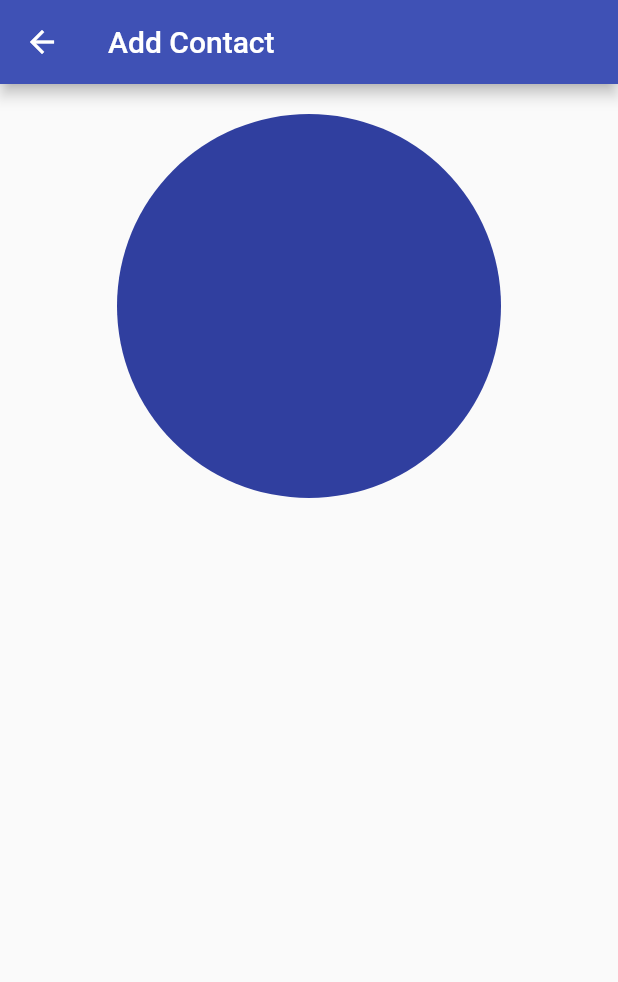
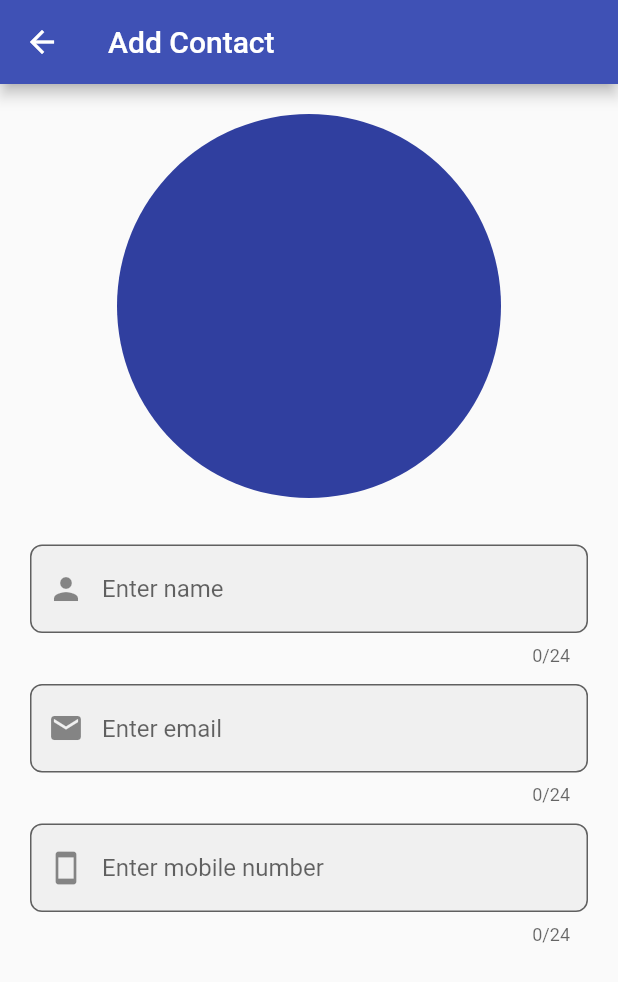
Before and after one commit to mr-cubes/contact-list, a Flutter app: the screen it shows after launch, after a tap on the "person add" icon, on a phone screen of 412 x 824 dp. Shown: the top 982 px of the screen. Run offline on Flutter 3.47's test engine with Material 2 defaults, Android fonts, the phone set to English and light mode, and no system bars; our stand-ins replace file_picker.

Commit message:
add text fields

```diff
--- a/lib/add_page.dart
+++ b/lib/add_page.dart
@@ -15,6 +15,17 @@ class AddPage extends StatefulWidget {
 
 class _AddPageState extends State<AddPage> {
   File? avatarFile;
+  late TextEditingController ctrlName;
+  late TextEditingController ctrlEmail;
+  late TextEditingController ctrlMobileNo;
+
+  @override
+  void initState() {
+    super.initState();
+    ctrlName = TextEditingController();
+    ctrlEmail = TextEditingController();
+    ctrlMobileNo = TextEditingController();
+  }
 
   @override
   Widget build(BuildContext context) {
@@ -22,6 +33,9 @@ class _AddPageState extends State<AddPage> {
       appBar: AppBar(title: const Text("Add Contact")),
       body: Padding(
           padding: const EdgeInsets.all(20),
+          child: Center(
+            child: ConstrainedBox(
+              constraints: const BoxConstraints(maxWidth: 400),
               child: Column(children: [
                 Align(
                   alignment: Alignment.center,
@@ -35,8 +49,55 @@ class _AddPageState extends State<AddPage> {
                                 ? null
                                 : FileImage(avatarFile!)),
                       )),
+                ),
+                const SizedBox(height: 25),
+                Padding(
+                  padding: const EdgeInsets.symmetric(vertical: 6),
+                  child: TextFormField(
+                    controller: ctrlName,
+                    maxLength: 24,
+                    decoration: InputDecoration(
+                        filled: true,
+                        hintText: "Enter name",
+                        prefixIcon: const Icon(Icons.person),
+                        border: OutlineInputBorder(
+                            borderSide: const BorderSide(width: 1),
+                            borderRadius: BorderRadius.circular(8))),
+                  ),
+                ),
+                Padding(
+                  padding: const EdgeInsets.symmetric(vertical: 6),
+                  child: TextFormField(
+                    controller: ctrlEmail,
+                    maxLength: 24,
+                    keyboardType: TextInputType.emailAddress,
+                    decoration: InputDecoration(
+                        filled: true,
+                        hintText: "Enter email",
+                        prefixIcon: const Icon(Icons.email),
+                        border: OutlineInputBorder(
+                            borderSide: const BorderSide(width: 1),
+                            borderRadius: BorderRadius.circular(8))),
+                  ),
+                ),
+                Padding(
+                  padding: const EdgeInsets.symmetric(vertical: 6),
+                  child: TextFormField(
+                    controller: ctrlMobileNo,
+                    maxLength: 24,
+                    keyboardType: TextInputType.phone,
+                    decoration: InputDecoration(
+                        filled: true,
+                        hintText: "Enter mobile number",
+                        prefixIcon: const Icon(Icons.smartphone),
+                        border: OutlineInputBorder(
+                            borderSide: const BorderSide(width: 1),
+                            borderRadius: BorderRadius.circular(8))),
+                  ),
                 )
-          ])),
+              ]),
+            ),
+          )),
     );
   }
 
```
Lines whose indentation alone changed are shown as unchanged.
